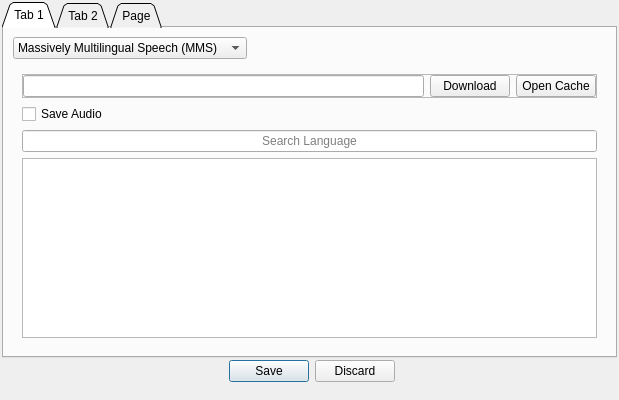
Before: the Qt Designer form GUI_TranslateAndTTS/form.ui in AceCentre/AACSpeakHelper, drawn with Qt 5.
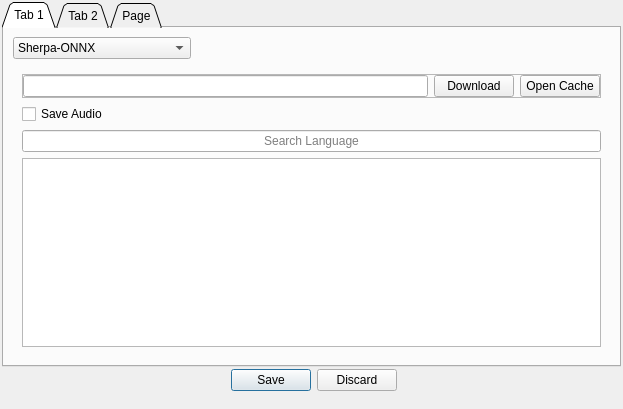
After: the same form once the commit is applied. Icons and pictures are not drawn.

Commit message: Support for SherpaOnnx and remove ttsmms

The edit to the form file:
```diff
--- a/GUI_TranslateAndTTS/form.ui
+++ b/GUI_TranslateAndTTS/form.ui
@@ -6,8 +6,8 @@
    <rect>
     <x>0</x>
     <y>0</y>
-    <width>619</width>
-    <height>400</height>
+    <width>623</width>
+    <height>409</height>
    </rect>
   </property>
   <property name="windowTitle">
@@ -76,7 +76,7 @@
          </property>
          <item>
           <property name="text">
-           <string>Massively Multilingual Speech (MMS)</string>
+           <string>Sherpa-ONNX</string>
           </property>
          </item>
          <item>
```
Left out of the diff: 8 changed lines with no effect on the pictures. The commit also changes 4 other files.
